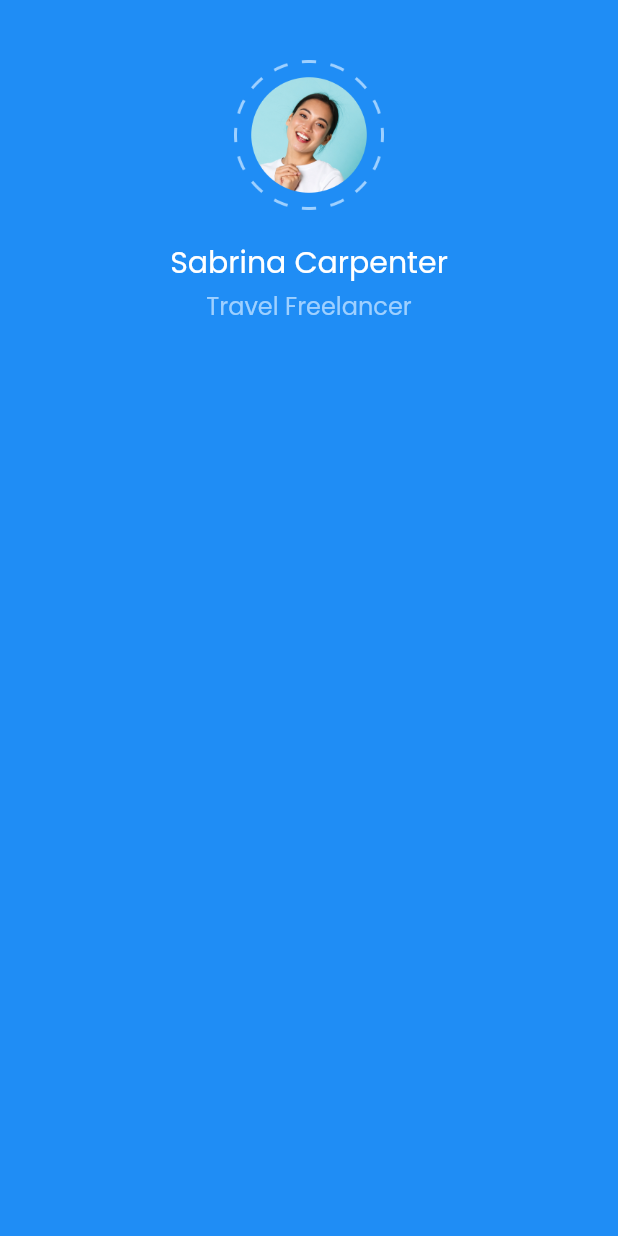
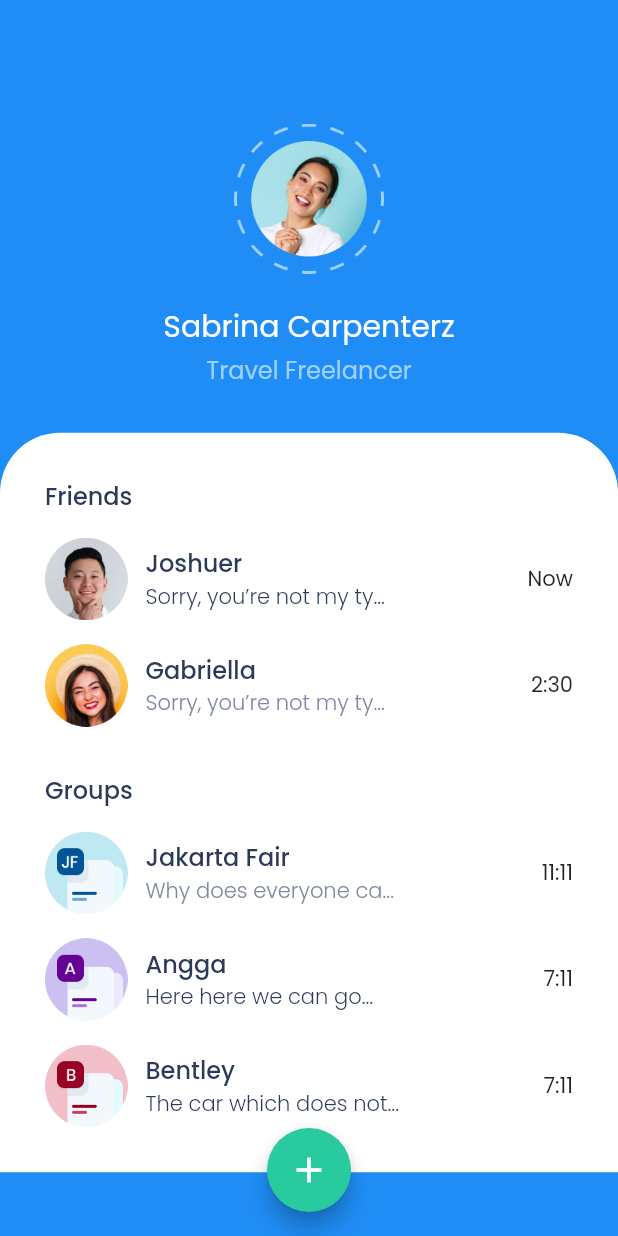
Before and after one commit to ghi4/learn-bwa-chatty, a Flutter app: the screen it shows after launch, on a phone screen of 412 x 824 dp. Run offline on Flutter 3.47's test engine with Material 2 defaults, Android fonts, the phone set to English and light mode, and no system bars.

Commit message:
page 1 done

```diff
--- a/lib/pages/home_page.dart
+++ b/lib/pages/home_page.dart
@@ -1,4 +1,5 @@
 import 'package:chatty_app/theme.dart';
+import 'package:chatty_app/widgets/chat_tile.dart';
 import 'package:flutter/material.dart';
 
 class HomePage extends StatelessWidget {
@@ -8,8 +9,18 @@ class HomePage extends StatelessWidget {
   Widget build(BuildContext context) {
     return Scaffold(
         backgroundColor: blueColor,
+        floatingActionButton: FloatingActionButton(
+          onPressed: () {},
+          backgroundColor: greenColor,
+          child: Icon(
+            Icons.add,
+            size: 28,
+          ),
+        ),
+        floatingActionButtonLocation: FloatingActionButtonLocation.centerFloat,
         body: SafeArea(
             child: Center(
+          child: SingleChildScrollView(
             child: Column(
               children: [
                 SizedBox(
@@ -24,7 +35,7 @@ class HomePage extends StatelessWidget {
                   height: 20,
                 ),
                 Text(
-                "Sabrina Carpenter",
+                  "Sabrina Carpenterz",
                   style: TextStyle(
                     fontSize: 20,
                     color: whiteColor,
@@ -40,7 +51,72 @@ class HomePage extends StatelessWidget {
                     color: lightBlueColor,
                   ),
                 ),
+                SizedBox(
+                  height: 30,
+                ),
+                Container(
+                  width: double.infinity,
+                  padding: EdgeInsets.all(30),
+                  decoration: BoxDecoration(
+                    color: whiteColor,
+                    borderRadius: BorderRadius.vertical(
+                      top: Radius.circular(40),
+                    ),
+                  ),
+                  child: Column(
+                    crossAxisAlignment: CrossAxisAlignment.start,
+                    children: [
+                      Text(
+                        "Friends",
+                        style: titleTextStyle,
+                      ),
+                      ChatTile(
+                        imageUrl: 'assets/images/friend1.png',
+                        name: 'Joshuer',
+                        message: 'Sorry, you’re not my ty...',
+                        time: 'Now',
+                        isRead: false,
+                      ),
+                      ChatTile(
+                        imageUrl: 'assets/images/friend2.png',
+                        name: 'Gabriella',
+                        message: 'Sorry, you’re not my ty...',
+                        time: '2:30',
+                        isRead: true,
+                      ),
+                      SizedBox(
+                        height: 30,
+                      ),
+                      Text(
+                        "Groups",
+                        style: titleTextStyle,
+                      ),
+                      ChatTile(
+                        imageUrl: 'assets/images/group1.png',
+                        name: 'Jakarta Fair',
+                        message: 'Why does everyone ca...',
+                        time: '11:11',
+                        isRead: true,
+                      ),
+                      ChatTile(
+                        imageUrl: 'assets/images/group2.png',
+                        name: 'Angga',
+                        message: 'Here here we can go...',
+                        time: '7:11',
+                        isRead: false,
+                      ),
+                      ChatTile(
+                        imageUrl: 'assets/images/group3.png',
+                        name: 'Bentley',
+                        message: 'The car which does not...',
+                        time: '7:11',
+                        isRead: false,
+                      ),
                     ],
+                  ),
+                )
+              ],
+            ),
           ),
         )));
   }
--- a/lib/theme.dart
+++ b/lib/theme.dart
@@ -3,7 +3,7 @@ import 'package:flutter/material.dart';
 Color blueColor = Color(0xFF1F8DF5);
 Color whiteColor = Color(0xFFFFFFFF);
 Color lightBlueColor = Color(0xFF9ED0FF);
-Color blackColor = Color(0xFF9ED0FF);
+Color blackColor = Color(0xFF2C3A59);
 Color greyColor = Color(0xFF808BA2);
 Color greenColor = Color(0xFF29CB9E);
 
--- /dev/null
+++ b/lib/widgets/chat_tile.dart
@@ -0,0 +1,57 @@
+import 'package:chatty_app/theme.dart';
+import 'package:flutter/material.dart';
+
+class ChatTile extends StatelessWidget {
+  final String imageUrl;
+  final String name;
+  final String message;
+  final String time;
+  final bool isRead;
+
+  ChatTile(
+      {required this.imageUrl,
+      required this.name,
+      required this.message,
+      required this.time,
+      required this.isRead});
+
+  @override
+  Widget build(BuildContext context) {
+    return Padding(
+      padding: const EdgeInsets.only(top: 16.0),
+      child: Row(
+        children: [
+          Image.asset(
+            imageUrl,
+            width: 55,
+            height: 55,
+          ),
+          SizedBox(
+            width: 12,
+          ),
+          Column(
+            crossAxisAlignment: CrossAxisAlignment.start,
+            children: [
+              Text(
+                name,
+                style: titleTextStyle,
+              ),
+              Text(
+                message,
+                style: isRead
+                    ? subtitleTextStyle
+                    : subtitleTextStyle.copyWith(
+                        color: blackColor,
+                      ),
+              ),
+            ],
+          ),
+          Spacer(),
+          Text(
+            time,
+          ),
+        ],
+      ),
+    );
+  }
+}
```
Lines whose indentation alone changed are shown as unchanged.
